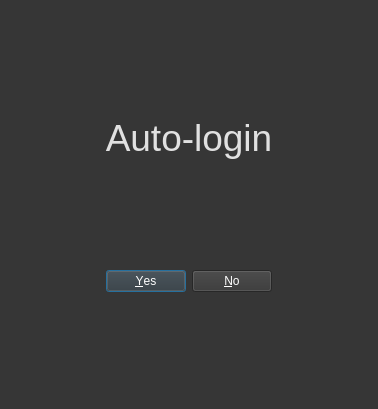
Qt form auto_login.ui (dorumeltei/capstone) before a commit.
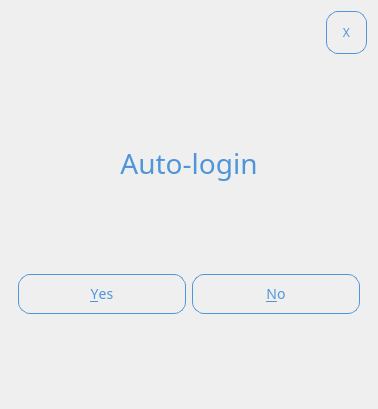
The same form after that commit.

Diff of the .ui file:
```diff
--- a/auto_login.ui
+++ b/auto_login.ui
@@ -12,40 +12,126 @@
   </property>
   <property name="font">
    <font>
-    <pointsize>13</pointsize>
+    <pointsize>15</pointsize>
    </font>
   </property>
   <property name="styleSheet">
-   <string notr="true">background-color: rgb(54, 54, 54);</string>
+   <string notr="true">background-color: rgb(54, 54, 54);
+font-size:15pt; 
+color:rgb(255, 255, 255);
+
+QDialog {
+border-radius:50px;
+};
+
+QDialogButtonBox#btn_confirm{
+	border-radius:5px;
+
+}
+
+</string>
   </property>
-  <layout class="QGridLayout" name="gridLayout">
-   <item row="2" column="0">
+  <layout class="QVBoxLayout" name="verticalLayout_2">
+   <item>
+    <layout class="QHBoxLayout" name="horizontalLayout">
+     <item>
+      <spacer name="horizontalSpacer">
+       <property name="orientation">
+        <enum>Qt::Horizontal</enum>
+       </property>
+       <property name="sizeHint" stdset="0">
+        <size>
+         <width>40</width>
+         <height>20</height>
+        </size>
+       </property>
+      </spacer>
+     </item>
+     <item>
+      <widget class="QToolButton" name="btn_window_close">
+       <property name="styleSheet">
+        <string notr="true">    overflow:hidden;
+    position:relative;
+    display:block;
+    width:36px;
+    height:38px;
+   border-radius: 12px;
+    line-height:40px;
+    border:1px solid #4F95DA;;
+    color:#4F95DA;
+    text-align:center;
+    text-decoration:none;
+    text-transform:uppercase;
+    font-size:12px;
+    font-family:oswald;
+</string>
+       </property>
+       <property name="text">
+        <string>X</string>
+       </property>
+       <property name="autoRaise">
+        <bool>true</bool>
+       </property>
+      </widget>
+     </item>
+    </layout>
+   </item>
+   <item>
+    <layout class="QVBoxLayout" name="verticalLayout">
+     <item>
+      <spacer name="verticalSpacer_3">
+       <property name="orientation">
+        <enum>Qt::Vertical</enum>
+       </property>
+       <property name="sizeHint" stdset="0">
+        <size>
+         <width>17</width>
+         <height>37</height>
+        </size>
+       </property>
+      </spacer>
+     </item>
+     <item>
+      <widget class="QLabel" name="label">
+       <property name="styleSheet">
+        <string notr="true">QLabel {
+    overflow:hidden;
+    position:relative;
+    display:block;
+    width:166px;
+    height:38px; 
+    line-height:40px;  
+    color:#4F95DA;
+    text-align:center;
+    text-decoration:none;
+    text-transform:uppercase;
+    font-size:28px;
+    font-family:oswald;
+}
+</string>
+       </property>
+       <property name="text">
+        <string>Auto-login</string>
+       </property>
+       <property name="alignment">
+        <set>Qt::AlignCenter</set>
+       </property>
+      </widget>
+     </item>
+     <item>
     <spacer name="verticalSpacer">
      <property name="orientation">
       <enum>Qt::Vertical</enum>
      </property>
      <property name="sizeHint" stdset="0">
       <size>
-       <width>20</width>
-       <height>40</height>
+         <width>17</width>
+         <height>37</height>
       </size>
      </property>
     </spacer>
    </item>
-   <item row="4" column="0">
-    <spacer name="verticalSpacer_2">
-     <property name="orientation">
-      <enum>Qt::Vertical</enum>
-     </property>
-     <property name="sizeHint" stdset="0">
-      <size>
-       <width>20</width>
-       <height>40</height>
-      </size>
-     </property>
-    </spacer>
-   </item>
-   <item row="3" column="0">
+     <item>
     <widget class="QDialogButtonBox" name="btn_confirm">
      <property name="sizeIncrement">
       <size>
@@ -55,11 +141,63 @@
      </property>
      <property name="font">
       <font>
-       <pointsize>12</pointsize>
+         <pointsize>15</pointsize>
       </font>
      </property>
      <property name="styleSheet">
-      <string notr="true">background-color: rgb(54, 54, 54); color: white;</string>
+        <string notr="true">QPushButton {
+    overflow:hidden;
+    position:relative;
+    display:block;
+    width:166px;
+    height:38px;
+   border-radius: 12px;
+    line-height:40px;
+    border:1px solid #4F95DA;;
+    color:#4F95DA;
+    text-align:center;
+    text-decoration:none;
+    text-transform:uppercase;
+    font-size:14px;
+    font-family:oswald;
+}
+QPushButton span {
+    position:relative;
+    transition:color .25s ease-out;
+    -webkit-transition:color .5s ease-out;
+    -moz-transition:color .5s ease-out;
+}
+
+QPushButton:hover{
+    color:#fff;
+}
+QPushButton:hover {
+   position:absolute;
+    top:0;
+    left:0;
+    display:block;
+    width:100%;
+    height:100%;
+    background:#4F95DA;
+    border:1px solid transparent;
+   transform:scale(1,0);
+    -webkit-transform:scale(1,0);
+    -moz-transform:scale(1,0);
+    -ms-transform:scale(1,0);
+    transform-origin:center top;
+    -webkit-transform-origin:center top;
+    -moz-transform-origin:center top;
+    -ms-transform-origin:center top;
+   transition:all .2s ease-out;
+    -webkit-transition:all .2s ease-out;
+    -moz-transition:all .2s ease-out;
+}
+QPushButton:hover{
+   transform:scale(1,1);
+   -webkit-transform:scale(1,1);
+   -moz-transform:scale(1,1);
+   -ms-transform:scale(1,1);
+}</string>
      </property>
      <property name="orientation">
       <enum>Qt::Horizontal</enum>
@@ -72,31 +210,20 @@
      </property>
     </widget>
    </item>
-   <item row="1" column="0">
-    <widget class="QLabel" name="label">
-     <property name="styleSheet">
-      <string notr="true">color:rgb(225, 225, 225); font-size:28pt;</string>
-     </property>
-     <property name="text">
-      <string>Auto-login</string>
-     </property>
-     <property name="alignment">
-      <set>Qt::AlignCenter</set>
-     </property>
-    </widget>
-   </item>
-   <item row="0" column="0">
-    <spacer name="verticalSpacer_3">
+     <item>
+      <spacer name="verticalSpacer_2">
      <property name="orientation">
       <enum>Qt::Vertical</enum>
      </property>
      <property name="sizeHint" stdset="0">
       <size>
-       <width>20</width>
-       <height>40</height>
+         <width>17</width>
+         <height>37</height>
       </size>
      </property>
     </spacer>
+     </item>
+    </layout>
    </item>
   </layout>
  </widget>
```
Lines whose indentation alone changed are shown as unchanged.
